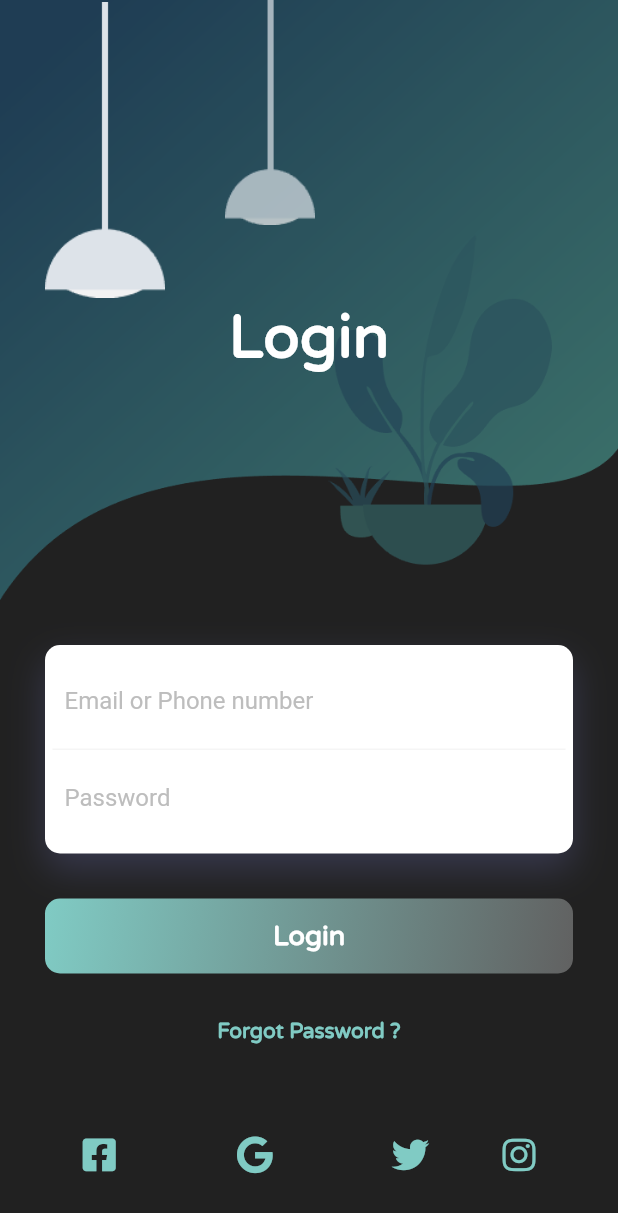
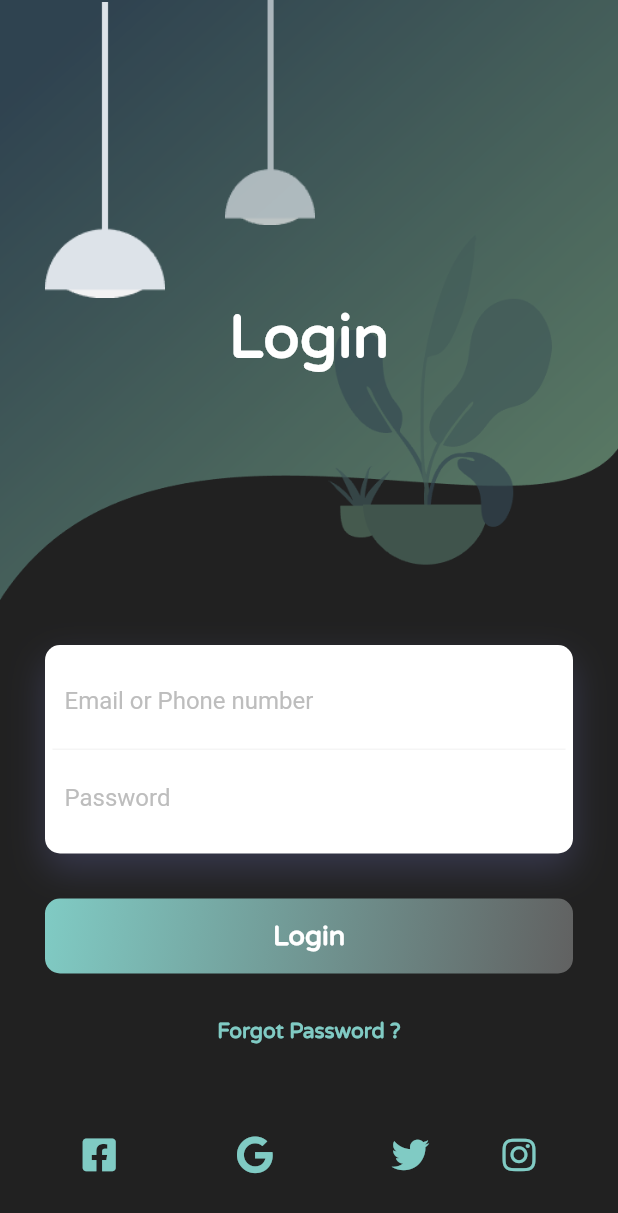
Before and after one commit to InsaneCodersDev/EYtechathon, a Flutter app: the screen it shows after launch, on a phone screen of 412 x 824 dp. Shown: the top 1213 px of the screen. Run offline on Flutter 3.47's test engine with Material 2 defaults, Android fonts, the phone set to English and light mode, and no system bars; our stand-ins replace animated_theme_switcher, awesome_dialog, circular_profile_avatar, cloud_firestore, firebase_auth, firebase_core and 13 more; accounts and stored records are empty; project files that could hold a hidden picture were left out.

Commit message:
Dec 26th End of Day

```diff
--- a/lib/login_new.dart
+++ b/lib/login_new.dart
@@ -31,7 +31,7 @@ class _LoginState extends State<Login> {
                       decoration: BoxDecoration(
                         image: DecorationImage(
                             colorFilter: ColorFilter.mode(
-                                Colors.green[400], BlendMode.modulate),
+                                Colors.lightGreen[400], BlendMode.modulate),
                             image: AssetImage('assets/images/background.png'),
                             fit: BoxFit.fill),
                       ),
@@ -223,7 +223,7 @@ class _LoginState extends State<Login> {
                                     } else {
                                       print("Problem in signing in");
                                       setState(() {
-                                        loading = true;
+                                        loading = false;
                                       });
                                     }
                                   },
```
